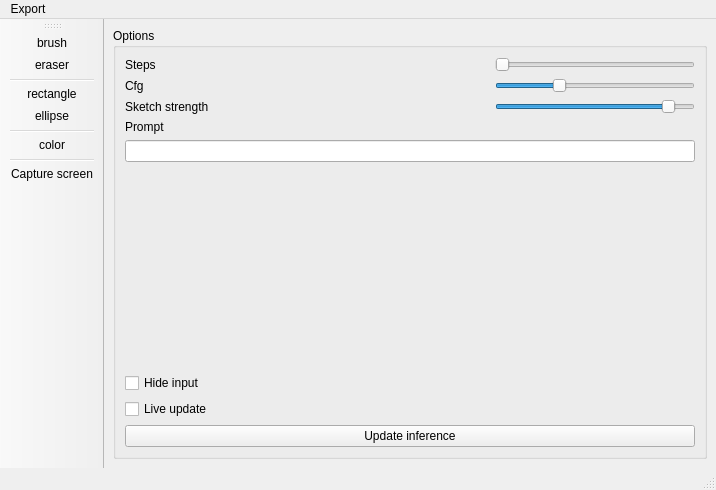
The window that interface.ui (s-du/FocusPocusAI) describes before a commit, drawn with Qt 5.
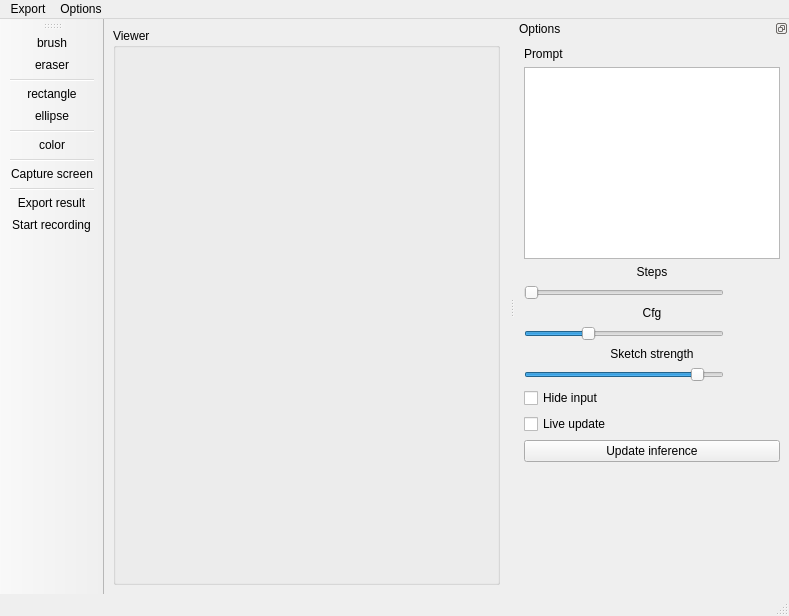
The same window after the commit.

Commit message: Add option img size

Patch:
```diff
--- a/interface.ui
+++ b/interface.ui
@@ -6,8 +6,8 @@
    <rect>
     <x>0</x>
     <y>0</y>
-    <width>716</width>
-    <height>490</height>
+    <width>789</width>
+    <height>616</height>
    </rect>
   </property>
   <property name="windowTitle">
@@ -20,117 +20,14 @@
       <item>
        <widget class="QGroupBox" name="groupBox">
         <property name="title">
-         <string>Options</string>
+         <string>Viewer</string>
         </property>
         <layout class="QVBoxLayout" name="verticalLayout_4">
          <item>
-          <layout class="QHBoxLayout" name="horizontalLayout">
-           <item>
-            <widget class="QLabel" name="label">
-             <property name="text">
-              <string>Steps</string>
-             </property>
-            </widget>
-           </item>
-           <item>
-            <widget class="QSlider" name="step_slider">
-             <property name="maximumSize">
-              <size>
-               <width>200</width>
-               <height>16777215</height>
-              </size>
-             </property>
-             <property name="minimum">
-              <number>4</number>
-             </property>
-             <property name="maximum">
-              <number>8</number>
-             </property>
-             <property name="orientation">
-              <enum>Qt::Horizontal</enum>
-             </property>
-            </widget>
-           </item>
-          </layout>
+          <layout class="QHBoxLayout" name="horizontalLayout_4"/>
          </item>
          <item>
-          <layout class="QHBoxLayout" name="horizontalLayout_2">
-           <item>
-            <widget class="QLabel" name="label_2">
-             <property name="text">
-              <string>Cfg</string>
-             </property>
-            </widget>
-           </item>
-           <item>
-            <widget class="QSlider" name="cfg_slider">
-             <property name="maximumSize">
-              <size>
-               <width>200</width>
-               <height>16777215</height>
-              </size>
-             </property>
-             <property name="minimum">
-              <number>1</number>
-             </property>
-             <property name="maximum">
-              <number>30</number>
-             </property>
-             <property name="value">
-              <number>10</number>
-             </property>
-             <property name="orientation">
-              <enum>Qt::Horizontal</enum>
-             </property>
-            </widget>
-           </item>
-          </layout>
-         </item>
-         <item>
-          <layout class="QHBoxLayout" name="horizontalLayout_3">
-           <item>
-            <widget class="QLabel" name="label_3">
-             <property name="text">
-              <string>Sketch strength</string>
-             </property>
-            </widget>
-           </item>
-           <item>
-            <widget class="QSlider" name="strength_slider">
-             <property name="maximumSize">
-              <size>
-               <width>200</width>
-               <height>16777215</height>
-              </size>
-             </property>
-             <property name="minimum">
-              <number>1</number>
-             </property>
-             <property name="maximum">
-              <number>100</number>
-             </property>
-             <property name="value">
-              <number>90</number>
-             </property>
-             <property name="orientation">
-              <enum>Qt::Horizontal</enum>
-             </property>
-            </widget>
-           </item>
-          </layout>
-         </item>
-         <item>
-          <widget class="QLabel" name="label_4">
-           <property name="text">
-            <string>Prompt</string>
-           </property>
-          </widget>
-         </item>
-         <item>
-          <widget class="QLineEdit" name="textEdit"/>
-         </item>
-         <item>
-          <spacer name="verticalSpacer">
+          <spacer name="verticalSpacer_2">
            <property name="orientation">
             <enum>Qt::Vertical</enum>
            </property>
@@ -142,30 +39,6 @@
            </property>
           </spacer>
          </item>
-         <item>
-          <layout class="QHBoxLayout" name="horizontalLayout_4"/>
-         </item>
-         <item>
-          <widget class="QCheckBox" name="checkBox_hide">
-           <property name="text">
-            <string>Hide input</string>
-           </property>
-          </widget>
-         </item>
-         <item>
-          <widget class="QCheckBox" name="checkBox">
-           <property name="text">
-            <string>Live update</string>
-           </property>
-          </widget>
-         </item>
-         <item>
-          <widget class="QPushButton" name="pushButton">
-           <property name="text">
-            <string>Update inference</string>
-           </property>
-          </widget>
-         </item>
         </layout>
        </widget>
       </item>
@@ -178,7 +51,7 @@
     <rect>
      <x>0</x>
      <y>0</y>
-     <width>716</width>
+     <width>789</width>
      <height>26</height>
     </rect>
    </property>
@@ -186,8 +59,17 @@
     <property name="title">
      <string>Export</string>
     </property>
+    <addaction name="export_action"/>
+    <addaction name="sequence_action"/>
+   </widget>
+   <widget class="QMenu" name="menuOptions">
+    <property name="title">
+     <string>Options</string>
+    </property>
+    <addaction name="size_action"/>
    </widget>
    <addaction name="menuExport"/>
+   <addaction name="menuOptions"/>
   </widget>
   <widget class="QStatusBar" name="statusbar"/>
   <widget class="QToolBar" name="toolBar">
@@ -201,7 +83,7 @@
     <enum>LeftToolBarArea</enum>
    </attribute>
    <attribute name="toolBarBreak">
-    <bool>false</bool>
+    <bool>true</bool>
    </attribute>
    <addaction name="brush_action"/>
    <addaction name="eraser_action"/>
@@ -212,6 +94,197 @@
    <addaction name="color_action"/>
    <addaction name="separator"/>
    <addaction name="capture_action"/>
+   <addaction name="separator"/>
+   <addaction name="export_action"/>
+   <addaction name="sequence_action"/>
+  </widget>
+  <widget class="QDockWidget" name="dockWidget">
+   <property name="floating">
+    <bool>true</bool>
+   </property>
+   <property name="features">
+    <set>QDockWidget::DockWidgetFloatable|QDockWidget::DockWidgetMovable</set>
+   </property>
+   <property name="allowedAreas">
+    <set>Qt::AllDockWidgetAreas</set>
+   </property>
+   <property name="windowTitle">
+    <string>Options</string>
+   </property>
+   <attribute name="dockWidgetArea">
+    <number>2</number>
+   </attribute>
+   <widget class="QWidget" name="dockWidgetContents">
+    <layout class="QVBoxLayout" name="verticalLayout_3">
+     <item>
+      <widget class="QLabel" name="label_4">
+       <property name="text">
+        <string>Prompt</string>
+       </property>
+      </widget>
+     </item>
+     <item>
+      <widget class="QTextEdit" name="textEdit"/>
+     </item>
+     <item>
+      <layout class="QVBoxLayout" name="verticalLayout_5">
+       <item>
+        <layout class="QHBoxLayout" name="horizontalLayout">
+         <item>
+          <widget class="QLabel" name="label">
+           <property name="text">
+            <string>Steps</string>
+           </property>
+           <property name="alignment">
+            <set>Qt::AlignCenter</set>
+           </property>
+          </widget>
+         </item>
+        </layout>
+       </item>
+       <item>
+        <widget class="QSlider" name="step_slider">
+         <property name="maximumSize">
+          <size>
+           <width>200</width>
+           <height>16777215</height>
+          </size>
+         </property>
+         <property name="minimum">
+          <number>4</number>
+         </property>
+         <property name="maximum">
+          <number>8</number>
+         </property>
+         <property name="orientation">
+          <enum>Qt::Horizontal</enum>
+         </property>
+        </widget>
+       </item>
+      </layout>
+     </item>
+     <item>
+      <layout class="QVBoxLayout" name="verticalLayout_6">
+       <item>
+        <layout class="QHBoxLayout" name="horizontalLayout_5">
+         <item>
+          <widget class="QLabel" name="label_2">
+           <property name="text">
+            <string>Cfg</string>
+           </property>
+           <property name="alignment">
+            <set>Qt::AlignCenter</set>
+           </property>
+          </widget>
+         </item>
+        </layout>
+       </item>
+       <item>
+        <widget class="QSlider" name="cfg_slider">
+         <property name="maximumSize">
+          <size>
+           <width>200</width>
+           <height>16777215</height>
+          </size>
+         </property>
+         <property name="minimum">
+          <number>1</number>
+         </property>
+         <property name="maximum">
+          <number>30</number>
+         </property>
+         <property name="value">
+          <number>10</number>
+         </property>
+         <property name="orientation">
+          <enum>Qt::Horizontal</enum>
+         </property>
+        </widget>
+       </item>
+      </layout>
+     </item>
+     <item>
+      <layout class="QVBoxLayout" name="verticalLayout_7">
+       <item>
+        <layout class="QHBoxLayout" name="horizontalLayout_2">
+         <item>
+          <widget class="QLabel" name="label_3">
+           <property name="text">
+            <string>Sketch strength</string>
+           </property>
+           <property name="alignment">
+            <set>Qt::AlignCenter</set>
+           </property>
+          </widget>
+         </item>
+        </layout>
+       </item>
+       <item>
+        <widget class="QSlider" name="strength_slider">
+         <property name="maximumSize">
+          <size>
+           <width>200</width>
+           <height>16777215</height>
+          </size>
+         </property>
+         <property name="minimum">
+          <number>1</number>
+         </property>
+         <property name="maximum">
+          <number>100</number>
+         </property>
+         <property name="value">
+          <number>90</number>
+         </property>
+         <property name="orientation">
+          <enum>Qt::Horizontal</enum>
+         </property>
+        </widget>
+       </item>
+      </layout>
+     </item>
+     <item>
+      <widget class="QCheckBox" name="checkBox_hide">
+       <property name="text">
+        <string>Hide input</string>
+       </property>
+      </widget>
+     </item>
+     <item>
+      <widget class="QCheckBox" name="checkBox">
+       <property name="text">
+        <string>Live update</string>
+       </property>
+      </widget>
+     </item>
+     <item>
+      <widget class="QPushButton" name="pushButton">
+       <property name="minimumSize">
+        <size>
+         <width>200</width>
+         <height>0</height>
+        </size>
+       </property>
+       <property name="text">
+        <string>Update inference</string>
+       </property>
+      </widget>
+     </item>
+     <item>
+      <spacer name="verticalSpacer">
+       <property name="orientation">
+        <enum>Qt::Vertical</enum>
+       </property>
+       <property name="sizeHint" stdset="0">
+        <size>
+         <width>20</width>
+         <height>40</height>
+        </size>
+       </property>
+      </spacer>
+     </item>
+    </layout>
+   </widget>
   </widget>
   <action name="brush_action">
    <property name="checkable">
@@ -267,6 +340,21 @@
     <string>Capture screen</string>
    </property>
   </action>
+  <action name="size_action">
+   <property name="text">
+    <string>Change image size</string>
+   </property>
+  </action>
+  <action name="export_action">
+   <property name="text">
+    <string>Export result</string>
+   </property>
+  </action>
+  <action name="sequence_action">
+   <property name="text">
+    <string>Start recording</string>
+   </property>
+  </action>
  </widget>
  <resources/>
  <connections/>
```
The commit also changes 14 other files.
